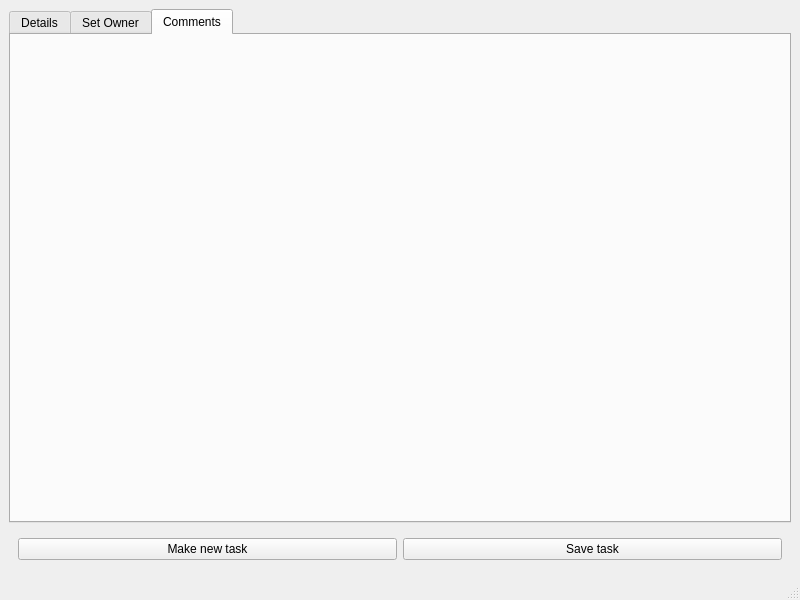
Qt form ToDoListClient/taskwindow.ui (captain-moji/To_Do_List_Project) before a commit.
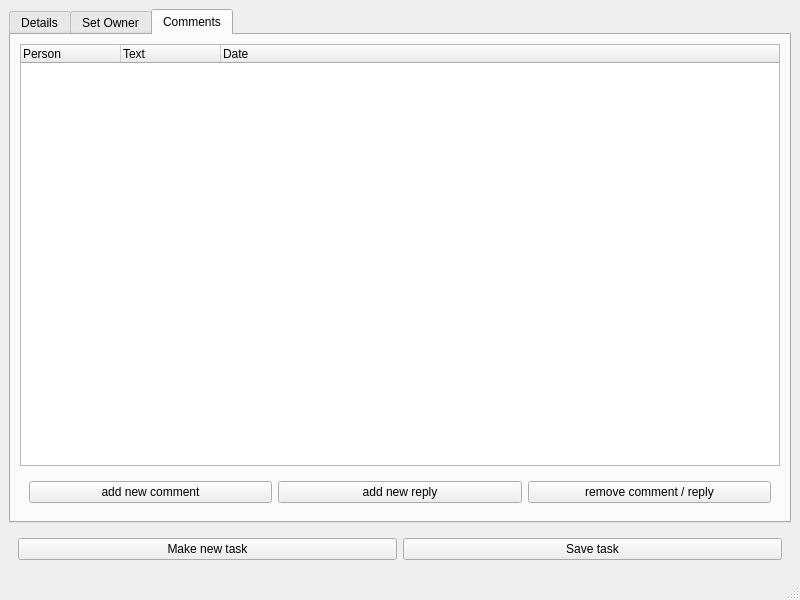
The same form after that commit. The open tabs and pages were chosen to show the change.

Commit message: Client comment system completed

Patch:
```diff
--- a/ToDoListClient/taskwindow.ui
+++ b/ToDoListClient/taskwindow.ui
@@ -264,6 +264,54 @@
        <attribute name="title">
         <string>Comments</string>
        </attribute>
+       <layout class="QGridLayout" name="gridLayout">
+        <item row="0" column="0">
+         <widget class="QTreeWidget" name="task_comments_tree_widget">
+          <column>
+           <property name="text">
+            <string notr="true">Person</string>
+           </property>
+          </column>
+          <column>
+           <property name="text">
+            <string>Text</string>
+           </property>
+          </column>
+          <column>
+           <property name="text">
+            <string>Date</string>
+           </property>
+          </column>
+         </widget>
+        </item>
+        <item row="1" column="0">
+         <widget class="QWidget" name="widget_10" native="true">
+          <layout class="QHBoxLayout" name="horizontalLayout_8">
+           <item>
+            <widget class="QPushButton" name="task_add_new_comment_BTN">
+             <property name="text">
+              <string>add new comment</string>
+             </property>
+            </widget>
+           </item>
+           <item>
+            <widget class="QPushButton" name="task_add_new_reply_BTN">
+             <property name="text">
+              <string>add new reply</string>
+             </property>
+            </widget>
+           </item>
+           <item>
+            <widget class="QPushButton" name="task_remove_comment_BTN">
+             <property name="text">
+              <string>remove comment / reply</string>
+             </property>
+            </widget>
+           </item>
+          </layout>
+         </widget>
+        </item>
+       </layout>
       </widget>
      </widget>
     </item>
```
Left out of the diff: 2 changed lines with no effect on the pictures. The commit also changes 15 other files.
